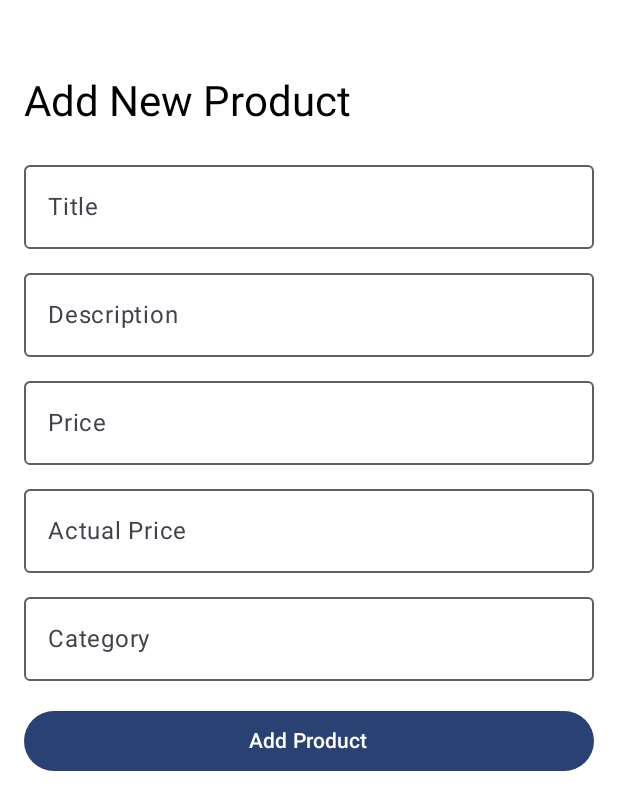
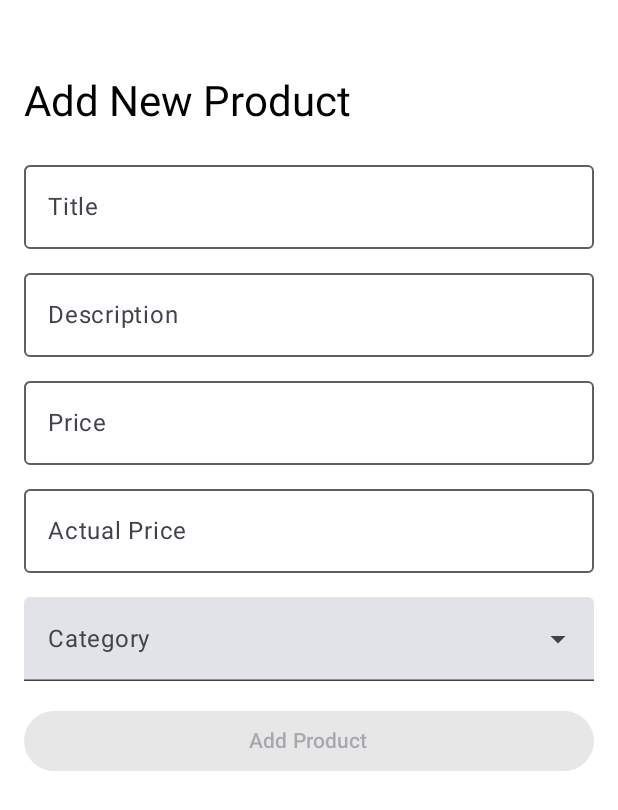
Before and after one commit to PuspenduNayak/ShopKaro, an Android app built with Jetpack Compose: the composable AdminNav shown on its own in the app's theme, after a tap on "Add Product", on a phone screen of 412 x 824 dp. Shown: the top 810 px of the screen. Run offline under Robolectric (Android 15) with nearby library versions, the phone set to English and light mode, and no system bars; our stand-ins replace Firebase (no records; nobody signed in at launch, a user with empty details on screens opened directly); libraries missing offline, so code that uses them is left out: com.tbuonomo.viewpagerdotsindicator; 3 statements that could not run were skipped.

Commit message:
Order view add and dropdown menu add

```diff
--- a/app/src/main/java/com/example/easyshop/admin/AddProductScreen.kt
+++ b/app/src/main/java/com/example/easyshop/admin/AddProductScreen.kt
@@ -6,26 +6,47 @@ import androidx.compose.runtime.*
 import androidx.compose.ui.Modifier
 import androidx.compose.ui.platform.LocalContext
 import androidx.compose.ui.unit.dp
+import androidx.navigation.NavHostController
 import com.example.easyshop.AppUtil
 import com.example.easyshop.GlobalNavigation
+import com.example.easyshop.model.CategoryModel
 import com.example.easyshop.model.ProductModel
 import com.google.firebase.firestore.ktx.firestore
 import com.google.firebase.ktx.Firebase
 import java.util.*
 
+@OptIn(ExperimentalMaterial3Api::class)
 @Composable
-fun AddProductScreen(modifier: Modifier = Modifier) {
+fun AddProductScreen(modifier: Modifier = Modifier, navController: NavHostController) {
     var title by remember { mutableStateOf("") }
     var description by remember { mutableStateOf("") }
     var price by remember { mutableStateOf("") }
     var actualPrice by remember { mutableStateOf("") }
-    var category by remember { mutableStateOf("") }
     val context = LocalContext.current
+
+    // State for the category dropdown
+    var categories by remember { mutableStateOf<List<CategoryModel>>(emptyList()) }
+    var selectedCategory by remember { mutableStateOf<CategoryModel?>(null) }
+    var isCategoryDropdownExpanded by remember { mutableStateOf(false) }
+
+    // Fetch categories from Firestore
+    LaunchedEffect(Unit) {
+        Firebase.firestore.collection("data")
+            .document("stock")
+            .collection("Categories")
+            .get()
+            .addOnSuccessListener { result ->
+                categories = result.toObjects(CategoryModel::class.java)
+            }
+            .addOnFailureListener {
+                AppUtil.showToast(context, "Failed to load categories.")
+            }
+    }
 
     Column(
         modifier = modifier
             .fillMaxSize()
-            .padding(16.dp,50.dp)
+            .padding(16.dp, 50.dp)
     ) {
         Text("Add New Product", style = MaterialTheme.typography.headlineMedium)
         Spacer(modifier = Modifier.height(16.dp))
@@ -56,13 +77,41 @@ fun AddProductScreen(modifier: Modifier = Modifier) {
             label = { Text("Actual Price") },
             modifier = Modifier.fillMaxWidth()
         )
-        Spacer(modifier = Modifier.height(8.dp))
-        OutlinedTextField(
-            value = category,
-            onValueChange = { category = it },
-            label = { Text("Category") },
+        Spacer(modifier = Modifier.height(16.dp))
+
+        // Category Dropdown Menu
+        ExposedDropdownMenuBox(
+            expanded = isCategoryDropdownExpanded,
+            onExpandedChange = { isCategoryDropdownExpanded = !isCategoryDropdownExpanded },
             modifier = Modifier.fillMaxWidth()
-        )
+        ) {
+            TextField(
+                modifier = Modifier
+                    .menuAnchor()
+                    .fillMaxWidth(),
+                readOnly = true,
+                value = selectedCategory?.name ?: "",
+                onValueChange = {},
+                label = { Text("Category") },
+                trailingIcon = { ExposedDropdownMenuDefaults.TrailingIcon(expanded = isCategoryDropdownExpanded) },
+                colors = ExposedDropdownMenuDefaults.textFieldColors(),
+            )
+            ExposedDropdownMenu(
+                expanded = isCategoryDropdownExpanded,
+                onDismissRequest = { isCategoryDropdownExpanded = false },
+            ) {
+                categories.forEach { category ->
+                    DropdownMenuItem(
+                        text = { Text(category.name) },
+                        onClick = {
+                            selectedCategory = category
+                            isCategoryDropdownExpanded = false
+                        }
+                    )
+                }
+            }
+        }
+
         Spacer(modifier = Modifier.height(16.dp))
         Button(
             onClick = {
@@ -72,20 +121,24 @@ fun AddProductScreen(modifier: Modifier = Modifier) {
                     description = description,
                     price = price,
                     actualPrice = actualPrice,
-                    category = category
+                    category = selectedCategory?.id ?: "" // Use the ID of the selected category
                 )
                 Firebase.firestore.collection("data").document("stock")
                     .collection("products").document(newProduct.id)
                     .set(newProduct)
                     .addOnSuccessListener {
                         AppUtil.showToast(context, "Product added successfully")
+                        // Navigate back after successful addition
+                        GlobalNavigation.navController.popBackStack()
                     }
                     .addOnFailureListener {
                         AppUtil.showToast(context, "Failed to add product")
                     }
                 GlobalNavigation.navController.navigate("admin")
             },
-            modifier = Modifier.fillMaxWidth()
+            modifier = Modifier.fillMaxWidth(),
+            // Disable the button until a category is selected and fields are filled
+            enabled = selectedCategory != null && title.isNotBlank() && actualPrice.isNotBlank()
         ) {
             Text("Add Product")
         }
--- a/app/src/main/java/com/example/easyshop/admin/AdminHomeScreen.kt
+++ b/app/src/main/java/com/example/easyshop/admin/AdminHomeScreen.kt
@@ -32,6 +32,10 @@ fun AdminHomeScreen(modifier: Modifier = Modifier, navController: NavController)
         Button(onClick = { navController.navigate("admin-product-list") }) {
             Text("All Products")
         }
+        Spacer(modifier = Modifier.height(16.dp))
+        Button(onClick = { navController.navigate("admin-orders") }) {
+            Text("View All Orders")
+        }
         Spacer(modifier = Modifier.height(32.dp))
         Button(onClick = {
             FirebaseAuth.getInstance().signOut()
--- a/app/src/main/java/com/example/easyshop/admin/AdminNav.kt
+++ b/app/src/main/java/com/example/easyshop/admin/AdminNav.kt
@@ -14,10 +14,13 @@ fun AdminNav(modifier: Modifier = Modifier) {
             AdminHomeScreen(modifier, navController)
         }
         composable("add-product") {
-            AddProductScreen(modifier)
+            AddProductScreen(modifier, navController)
         }
         composable("admin-product-list") {
             AdminProductListScreen(modifier)
         }
+        composable("admin-orders") {
+            AdminOrdersScreen(modifier)
+        }
     }
 }
```
